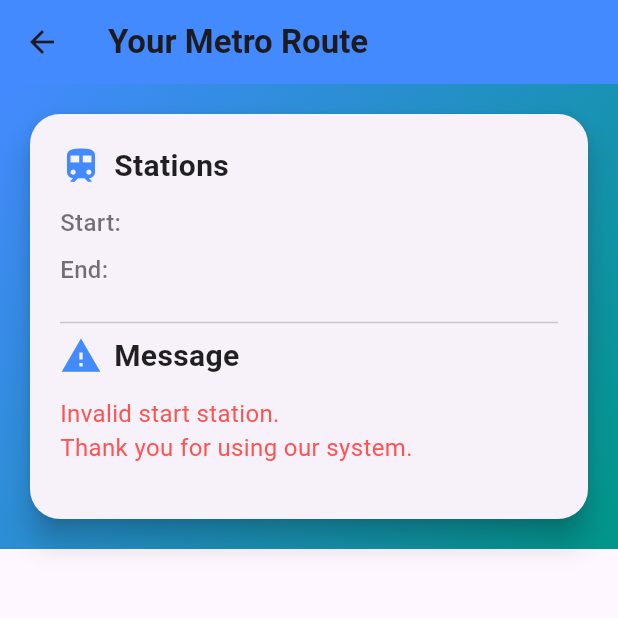
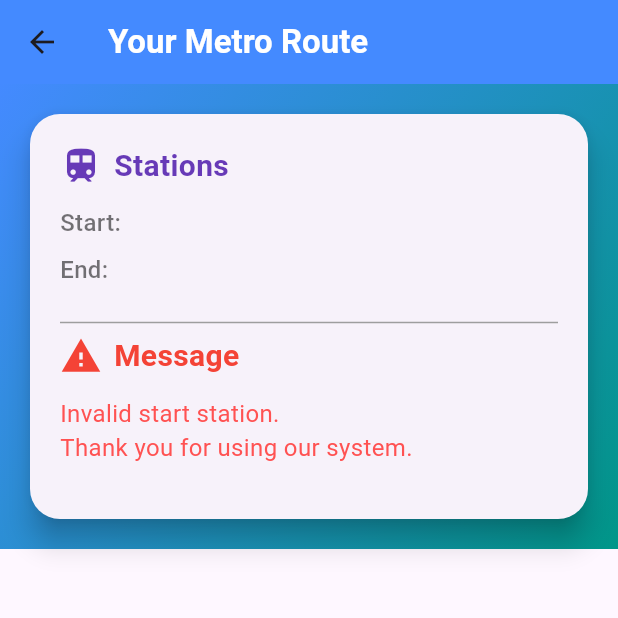
Before and after one commit to Hamouda187/Cairo_Metro_Stations_Calculator, a Flutter app: the ResultPage screen opened directly with empty values, on a phone screen of 412 x 824 dp, the top half of it. Run offline on Flutter 3.47's test engine with Material 3 defaults, Android fonts, the phone set to English and light mode, and no system bars.

Commit message:
app v1.3
some design updates

```diff
--- a/lib/main.dart
+++ b/lib/main.dart
@@ -40,10 +40,10 @@ class MetroMapPage extends StatelessWidget {
             colors: [Colors.blueAccent, Colors.teal],
           ),
         ),
-        child: InteractiveViewer( // Wrapped the image in InteractiveViewer
-          boundaryMargin: const EdgeInsets.all(20.0), // Margin for panning
-          minScale: 0.5, // Minimum zoom level (50% of original size)
-          maxScale: 4.0, // Maximum zoom level (400% of original size)
+        child: InteractiveViewer(
+          boundaryMargin: const EdgeInsets.all(20.0),
+          minScale: 0.5,
+          maxScale: 4.0,
           child: Center(
             child: Image.asset(
               'assets/metro_map.png',
@@ -174,16 +174,29 @@ class ResultPage extends StatelessWidget {
   Map<String, String?> routePrint(int endIndex, int startIndex, List<String> metroLine) {
     String direction;
     String route;
+
     if (endIndex > startIndex) {
+      direction = 'Towards: ${metroLine[metroLine.length - 1]}';
       final routeList = metroLine.sublist(startIndex, endIndex + 1);
-      direction = 'Direction: ${metroLine[metroLine.length - 1]}';
-      route = routeList.join(' => ');
+      route = routeList
+          .asMap()
+          .entries
+          .map((entry) => '${entry.key + 1}. ${entry.value}')
+          .join('\n');
     } else {
+      direction = 'Towards: ${metroLine[0]}';
       final routeList = metroLine.sublist(endIndex, startIndex + 1).reversed.toList();
-      direction = 'Direction: ${metroLine[0]}';
-      route = routeList.join(' => ');
+      route = routeList
+          .asMap()
+          .entries
+          .map((entry) => '${entry.key + 1}. ${entry.value}')
+          .join('\n');
     }
-    return {'directions': direction, 'route': route};
+
+    return {
+      'directions': direction,
+      'route': 'Your Route:\n$route',
+    };
   }
 
   Map<String, String?> oneLine({required String start, required String end, required List<String> metroLine}) {
@@ -206,17 +219,43 @@ class ResultPage extends StatelessWidget {
     var combinedLine = [...metroLine.reversed, ...metroLine2];
     final startIndex = combinedLine.indexOf(start);
     final endIndex = combinedLine.indexOf(end);
+    final exchangeStation = metroLine2[0]; // The exchange station (e.g., "KitKat")
+    final exchangeIndex = combinedLine.indexOf(exchangeStation);
     final calc = calculations(startIndex, endIndex);
-    final route = routePrint(endIndex, startIndex, combinedLine);
+
+    late String direction;
+    String route;
+
+    if (endIndex > startIndex) {
+      direction = 'Towards: ${combinedLine[combinedLine.length - 1]}';
+    } else {
+      direction = 'Towards: ${combinedLine[0]}';
+    }
+
+    // Build the route without duplicating the exchange station
+    final firstLeg = startIndex < exchangeIndex
+        ? combinedLine.sublist(startIndex, exchangeIndex) // Up to but not including exchange
+        : combinedLine.sublist(exchangeIndex + 1, startIndex + 1).reversed.toList();
+    final secondLeg = endIndex > exchangeIndex
+        ? combinedLine.sublist(exchangeIndex + 1, endIndex + 1)
+        : combinedLine.sublist(endIndex, exchangeIndex).reversed.toList();
+
+    final routeList = [
+      ...firstLeg,
+      exchangeStation, // Add exchange station once
+      ...secondLeg,
+    ];
+    route = 'Your Route:\n${routeList.asMap().entries.map((e) => '${e.key + 1}. ${e.value}').join('\n')}';
+
     return {
       'start': combinedLine[startIndex],
       'end': combinedLine[endIndex],
       'ticketPrice': calc['ticketPrice'],
       'stationsCount': calc['stationsCount'],
       'estimatedTime': calc['estimatedTime'],
-      'exchange': metroLine2[0],
-      'directions': route['directions'],
-      'route': route['route'],
+      'exchange': exchangeStation,
+      'directions': direction,
+      'route': route,
     };
   }
 
@@ -269,15 +308,33 @@ class ResultPage extends StatelessWidget {
     }
 
     final calc = calculations(0, routeSet.length - 1);
+
+    final firstLeg = exchangeIndex1 > startIndex
+        ? metroLine1.sublist(startIndex, exchangeIndex1)
+        : metroLine1.sublist(exchangeIndex1 + 1, startIndex + 1).reversed.toList();
+    final secondLeg = exchangeIndex2 > endIndex
+        ? metroLine2.sublist(endIndex, exchangeIndex2).reversed.toList()
+        : metroLine2.sublist(exchangeIndex2 + 1, endIndex + 1);
+
+    final routeList = [
+      ...firstLeg,
+      nearestChangeStation, // Add exchange station once
+      ...secondLeg,
+    ];
+    final route = 'Your Route:\n${routeList.asMap().entries.map((e) => '${e.key + 1}. ${e.value}').join('\n')}';
+
+    String line1Name = metroLine1 == line1 ? 'Line 1' : metroLine1 == line2 ? 'Line 2' : 'Line 3';
+    String line2Name = metroLine2 == line1 ? 'Line 1' : metroLine2 == line2 ? 'Line 2' : 'Line 3';
+
     return {
       'start': start,
       'end': end,
       'ticketPrice': calc['ticketPrice'],
       'stationsCount': calc['stationsCount'],
       'estimatedTime': calc['estimatedTime'],
-      'directions': '$direction1 Direction => Exchange in $nearestChangeStation Station => $direction2 Direction',
+      'directions': 'Take $line1Name towards $direction1\nExchange at $nearestChangeStation to $line2Name\nContinue towards $direction2',
       'exchange': nearestChangeStation,
-      'route': routeSet.join(' => '),
+      'route': route,
     };
   }
 
@@ -285,9 +342,39 @@ class ResultPage extends StatelessWidget {
   Widget build(BuildContext context) {
     final result = calculateRoute();
 
+    // Determine ticket price color and style
+    Color ticketPriceColor;
+    List<Shadow>? ticketPriceShadows;
+    switch (result['ticketPrice']) {
+      case '8 L.E.':
+        ticketPriceColor = Colors.yellow;
+        ticketPriceShadows = null;
+        break;
+      case '10 L.E.':
+        ticketPriceColor = Colors.green;
+        ticketPriceShadows = null;
+        break;
+      case '15 L.E.':
+        ticketPriceColor = Colors.pink;
+        ticketPriceShadows = null;
+        break;
+      case '20 L.E.':
+        ticketPriceColor = const Color(0xFFF5F5DC); // Beige
+        ticketPriceShadows = [
+          const Shadow(offset: Offset(1.0, 1.0), blurRadius: 1.0, color: Colors.black),
+          const Shadow(offset: Offset(-1.0, -1.0), blurRadius: 1.0, color: Colors.black),
+          const Shadow(offset: Offset(1.0, -1.0), blurRadius: 1.0, color: Colors.black),
+          const Shadow(offset: Offset(-1.0, 1.0), blurRadius: 1.0, color: Colors.black),
+        ];
+        break;
+      default:
+        ticketPriceColor = Colors.green;
+        ticketPriceShadows = null;
+    }
+
     return Scaffold(
       appBar: AppBar(
-        title: const Text('Your Metro Route', style: TextStyle(fontWeight: FontWeight.bold)),
+        title: const Text('Your Metro Route', style: TextStyle(fontWeight: FontWeight.bold, color: Colors.white)),
         backgroundColor: Colors.blueAccent,
         elevation: 0,
       ),
@@ -313,58 +400,80 @@ class ResultPage extends StatelessWidget {
                     _buildSection(
                       title: 'Stations',
                       icon: Icons.train,
+                      iconColor: Colors.deepPurple,
                       content: [
                         _buildRow('Start', start, Colors.blueAccent),
                         const SizedBox(height: 8),
-                        _buildRow('End', end, Colors.blueAccent),
+                        _buildRow('End', end, Colors.redAccent),
                       ],
                     ),
-                    const Divider(),
+                    const Divider(color: Colors.grey),
                     if (result['ticketPrice'] != null) ...[
                       _buildSection(
                         title: 'Pricing & Stats',
                         icon: Icons.info,
+                        iconColor: Colors.orange,
                         content: [
-                          _buildRow('Ticket Price', result['ticketPrice']!, Colors.green),
+                          _buildRowWithShadows('Ticket Price', result['ticketPrice']!, ticketPriceColor, ticketPriceShadows),
                           _buildRow('Stations Count', result['stationsCount']!, Colors.orange),
                           _buildRow('Estimated Time', result['estimatedTime']!, Colors.purple),
                         ],
                       ),
-                      const Divider(),
+                      const Divider(color: Colors.grey),
                     ],
                     if (result['directions'] != null)
                       _buildSection(
                         title: 'Directions',
                         icon: Icons.directions,
+                        iconColor: Colors.teal,
                         content: [
-                          Text(
-                            result['directions']!,
-                            style: const TextStyle(fontSize: 16, color: Colors.black87),
+                          RichText(
+                            text: result['directions']!.contains('\n')
+                                ? TextSpan(
+                              style: const TextStyle(fontSize: 16, fontFamily: 'Roboto'),
+                              children: [
+                                const TextSpan(text: 'Step 1: ', style: TextStyle(color: Colors.blueAccent, fontWeight: FontWeight.bold)),
+                                TextSpan(text: result['directions']!.split('\n')[0], style: const TextStyle(color: Colors.black87)),
+                                const TextSpan(text: '\nStep 2: ', style: TextStyle(color: Colors.green, fontWeight: FontWeight.bold)),
+                                TextSpan(text: result['directions']!.split('\n')[1], style: const TextStyle(color: Colors.black87)),
+                                const TextSpan(text: '\nStep 3: ', style: TextStyle(color: Colors.redAccent, fontWeight: FontWeight.bold)),
+                                TextSpan(text: result['directions']!.split('\n')[2], style: const TextStyle(color: Colors.black87)),
+                              ],
+                            )
+                                : TextSpan(
+                              style: const TextStyle(fontSize: 16, fontFamily: 'Roboto'),
+                              children: [
+                                const TextSpan(text: 'Step 1: ', style: TextStyle(color: Colors.blueAccent, fontWeight: FontWeight.bold)),
+                                TextSpan(text: result['directions']!, style: const TextStyle(color: Colors.black87)),
+                              ],
+                            ),
                           ),
                         ],
                       ),
                     if (result['exchange'] != null) ...[
-                      const Divider(),
+                      const Divider(color: Colors.grey),
                       _buildSection(
                         title: 'Exchange At',
                         icon: Icons.swap_horiz,
+                        iconColor: Colors.deepOrange,
                         content: [
                           Text(
                             result['exchange']!,
-                            style: const TextStyle(fontSize: 16, color: Colors.black87),
+                            style: const TextStyle(fontSize: 16, color: Colors.deepOrangeAccent),
                           ),
                         ],
                       ),
                     ],
                     if (result['route'] != null) ...[
-                      const Divider(),
+                      const Divider(color: Colors.grey),
                       _buildSection(
                         title: 'Route',
                         icon: Icons.map,
+                        iconColor: Colors.indigo,
                         content: [
                           Text(
                             result['route']!,
-                            style: const TextStyle(fontSize: 16, color: Colors.black87),
+                            style: const TextStyle(fontSize: 16, color: Colors.indigo),
                           ),
                         ],
                       ),
@@ -373,6 +482,7 @@ class ResultPage extends StatelessWidget {
                       _buildSection(
                         title: 'Message',
                         icon: Icons.warning,
+                        iconColor: Colors.red,
                         content: [
                           Text(
                             result['error']!,
@@ -390,17 +500,17 @@ class ResultPage extends StatelessWidget {
     );
   }
 
-  Widget _buildSection({required String title, required IconData icon, required List<Widget> content}) {
+  Widget _buildSection({required String title, required IconData icon, required List<Widget> content, Color iconColor = Colors.blueAccent}) {
     return Column(
       crossAxisAlignment: CrossAxisAlignment.start,
       children: [
         Row(
           children: [
-            Icon(icon, color: Colors.blueAccent, size: 28),
+            Icon(icon, color: iconColor, size: 28),
             const SizedBox(width: 8),
             Text(
               title,
-              style: const TextStyle(fontSize: 20, fontWeight: FontWeight.bold, color: Colors.black87),
+              style: TextStyle(fontSize: 20, fontWeight: FontWeight.bold, color: iconColor),
             ),
           ],
         ),
@@ -423,6 +533,25 @@ class ResultPage extends StatelessWidget {
           child: Text(
             value,
             style: TextStyle(fontSize: 16, color: color, fontWeight: FontWeight.w600),
+            textAlign: TextAlign.right,
+          ),
+        ),
+      ],
+    );
+  }
+
+  Widget _buildRowWithShadows(String label, String value, Color color, List<Shadow>? shadows) {
+    return Row(
+      mainAxisAlignment: MainAxisAlignment.spaceBetween,
+      children: [
+        Text(
+          '$label:',
+          style: const TextStyle(fontSize: 16, fontWeight: FontWeight.w500, color: Colors.black54),
+        ),
+        Flexible(
+          child: Text(
+            value,
+            style: TextStyle(fontSize: 16, color: color, fontWeight: FontWeight.w600, shadows: shadows),
             textAlign: TextAlign.right,
           ),
         ),
```
